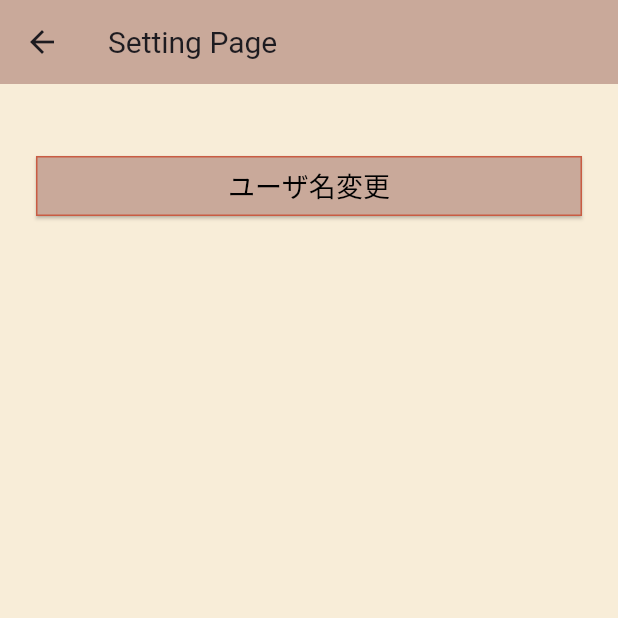
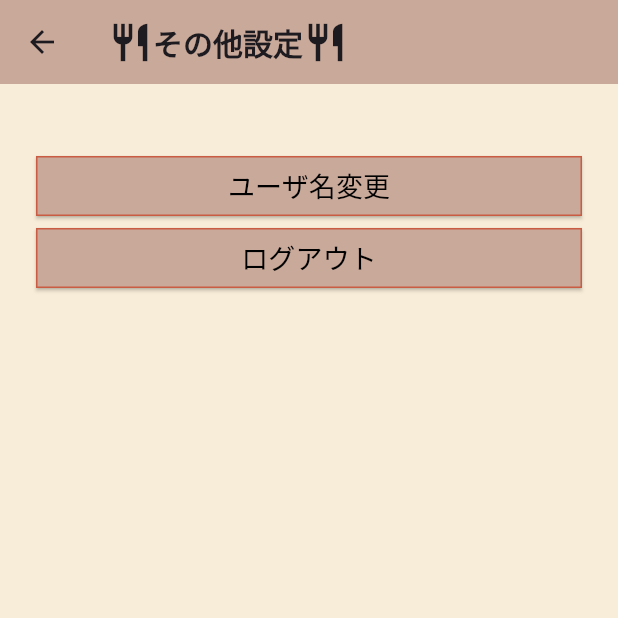
Before and after one commit to TikTakSick/cook-helper, a Flutter app: the SettingPage screen opened directly, on a phone screen of 412 x 824 dp, the top half of it. Run offline on Flutter 3.47's test engine with Material 3 defaults, Android fonts, the phone set to English and light mode, and no system bars; our stand-ins replace firebase_auth, firebase_core, flutter_riverpod, gap; missing offline and left inert: auto_size_text_field; accounts and stored records are empty; network calls fail.

Commit message:
add settings to AutoLogin & add logOut button on SettingPage

```diff
--- a/mobile_app/lib/controllers/pages/home_page_controller.dart
+++ b/mobile_app/lib/controllers/pages/home_page_controller.dart
@@ -2,7 +2,7 @@ import 'package:flutter/material.dart';
 import 'package:firebase_auth/firebase_auth.dart';
 
 // pages
-import '../../views/pages/home_page.dart';
+import '../../views/pages/my_page.dart';
 import '../../views/pages/login_page.dart';
 import '../../views/pages/setting_page.dart';
 import '../../views/pages/recipe_add_page.dart';
@@ -25,13 +25,13 @@ class HomePageController {
       case 0:
         // レシピ追加ページに移る．
         await Navigator.of(context).push(MaterialPageRoute(builder: (context) {
-          return RecipeAddPage();
+          return const RecipeAddPage();
         }));
       case 1:
         // ホームページ更新
         await Navigator.of(context).pushReplacement(
           MaterialPageRoute(builder: (context) {
-            return const HomePage();
+            return const MyPage();
           }),
         );
       case 2:
--- a/mobile_app/lib/controllers/pages/setting_page_controller.dart
+++ b/mobile_app/lib/controllers/pages/setting_page_controller.dart
@@ -7,7 +7,7 @@ class SettingPageController {
     showDialog(
         context: context,
         builder: (BuildContext context) {
-          return UpdatingUserNameDialog();
+          return const UpdatingUserNameDialog();
         });
   }
 }
--- a/mobile_app/lib/views/dialogs/updating_user_name_result_dialog.dart
+++ b/mobile_app/lib/views/dialogs/updating_user_name_result_dialog.dart
@@ -1,4 +1,4 @@
-import 'result_dialog.dart';
+import '../utils/result_dialog.dart';
 
 class UpdatingUserNameResultDialog extends ResultDialog {
   final bool updatingUserNameResult;
--- a/mobile_app/lib/views/pages/setting_page.dart
+++ b/mobile_app/lib/views/pages/setting_page.dart
@@ -1,24 +1,49 @@
+import 'package:cook_helper_mobile_app/controllers/user_controller.dart';
 import 'package:flutter/material.dart';
+import 'package:flutter_riverpod/flutter_riverpod.dart';
 import 'package:gap/gap.dart';
 
-import '../ui_settings/ui_colors.dart';
-import '../ui_settings/ui_textstyles.dart';
-import "../ui_settings/ui_buttonstyles.dart";
+// views_utils
+import '../utils/page_title.dart';
+import '../utils/colors.dart';
+import '../utils/text_styles.dart';
+import "../utils/button_styles.dart";
+
+// controllers
 import "../../controllers/pages/setting_page_controller.dart";
 
-class SettingPage extends StatelessWidget {
+class SettingPage extends ConsumerWidget {
   const SettingPage({super.key});
-  final String title = "Setting Page";
+  final String titleName = "その他設定";
 
   @override
-  Widget build(BuildContext context) {
+  Widget build(BuildContext context, WidgetRef ref) {
+    // userProviderを通して，userControllerを読み込む．
+    final UserController userController = ref.read(userProvider.notifier);
+
     return Scaffold(
         backgroundColor: CommonColors.pageBackgroundColor,
         appBar: AppBar(
-          title: Text(title, style: pageTitleTextStyle),
+          title: PageTitle(pageTitleName: titleName),
           backgroundColor: CommonColors.primaryColor,
         ),
-        body: Container(
+        body: SettingPageBody(userController: userController));
+  }
+}
+
+class SettingPageBody extends StatefulWidget {
+  final UserController userController;
+  const SettingPageBody({super.key, required this.userController});
+
+  @override
+  SettingPageBodyState createState() => SettingPageBodyState();
+}
+
+class SettingPageBodyState extends State<SettingPageBody> {
+  bool logOutButtonPressed = false;
+  @override
+  Widget build(BuildContext context) {
+    return Container(
       padding: const EdgeInsets.all(24),
       child: Column(
         mainAxisAlignment: MainAxisAlignment.start,
@@ -32,9 +57,21 @@ class SettingPage extends StatelessWidget {
               SettingPageController()
                   .showUpdatingUserNameDialog(context: context);
             },
-              )
+          ),
+          ElevatedButton(
+              style: SettingPageButton.style,
+              child: logOutButtonPressed
+                  ? const CircularProgressIndicator(
+                      strokeWidth: 2.0, color: CommonColors.textColor)
+                  : const Text('ログアウト', style: elevatedButtonTextStyle),
+              onPressed: () async {
+                setState(() {
+                  logOutButtonPressed = true;
+                });
+                await widget.userController.logOut(context: context);
+              }),
         ],
       ),
-        ));
+    );
   }
 }
--- a/mobile_app/lib/views/ui_settings/ui_buttonstyles.dart
+++ b/mobile_app/lib/views/utils/button_styles.dart
@@ -1,5 +1,5 @@
 import 'package:flutter/material.dart';
-import 'ui_colors.dart';
+import 'colors.dart';
 
 class AuthButton {
   static ButtonStyle style = ElevatedButton.styleFrom(
--- /dev/null
+++ b/mobile_app/lib/views/utils/page_title.dart
@@ -0,0 +1,18 @@
+import 'package:flutter/material.dart';
+
+// ui_setting
+import 'text_styles.dart';
+
+class PageTitle extends StatelessWidget {
+  final String pageTitleName;
+  const PageTitle({super.key, required this.pageTitleName});
+
+  @override
+  build(BuildContext context) {
+    return Row(mainAxisSize: MainAxisSize.min, children: [
+      const Icon(Icons.restaurant, size: 30),
+      Text(pageTitleName, style: pageTitleTextStyle),
+      const Icon(Icons.restaurant, size: 30),
+    ]);
+  }
+}
--- a/mobile_app/lib/views/dialogs/result_dialog.dart
+++ b/mobile_app/lib/views/utils/result_dialog.dart
@@ -1,7 +1,7 @@
 import 'package:flutter/material.dart';
 
-import '../ui_settings/ui_colors.dart';
-import '../ui_settings/ui_textstyles.dart';
+import 'colors.dart';
+import 'text_styles.dart';
 
 // 何かしらのデータベースに対する操作の結果を表示するダイアログ
 class ResultDialog extends StatelessWidget {
--- a/mobile_app/lib/views/ui_settings/ui_textstyles.dart
+++ b/mobile_app/lib/views/utils/text_styles.dart
@@ -1,9 +1,10 @@
 import 'package:flutter/material.dart';
 
-import 'ui_colors.dart';
+import 'colors.dart';
 
-// Page TextStyle
-const TextStyle pageTitleTextStyle = TextStyle(fontSize: 20);
+// Page Title TextStyle
+const TextStyle pageTitleTextStyle =
+    TextStyle(fontSize: 20, fontWeight: FontWeight.bold);
 
 // Dialog TextStyle
 const TextStyle dialogTitleTextStyle =
```
Also changed, not shown: mobile_app/lib/controllers/pages/recipe_add_page_controller.dart (added, +15 -0 lines), mobile_app/lib/controllers/user_controller.dart (+26 -3 lines), mobile_app/lib/main.dart (+22 -2 lines), mobile_app/lib/views/dialogs/recipe_add_result_dialog.dart (added, +9 -0 lines), mobile_app/lib/views/dialogs/updating_user_name_dialog.dart (+7 -7 lines), mobile_app/lib/views/pages/login_page.dart (+24 -20 lines), mobile_app/lib/views/pages/my_page.dart (renamed from mobile_app/lib/views/pages/home_page.dart, +18 -17 lines), mobile_app/lib/views/pages/recipe_add_page.dart (+36 -14 lines), mobile_app/lib/views/pages/recipe_selected_randomly.dart (+4 -4 lines), mobile_app/lib/views/utils/colors.dart (renamed from mobile_app/lib/views/ui_settings/ui_colors.dart). Lines whose indentation alone changed are shown as unchanged.
